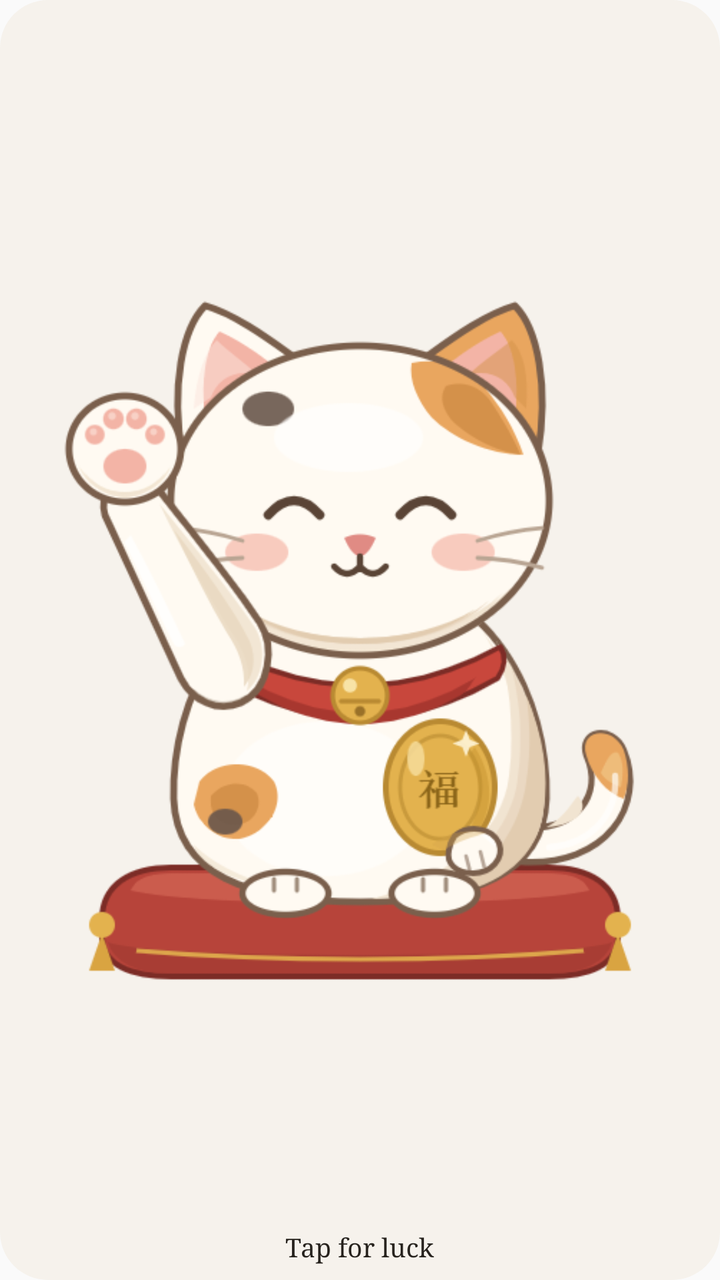
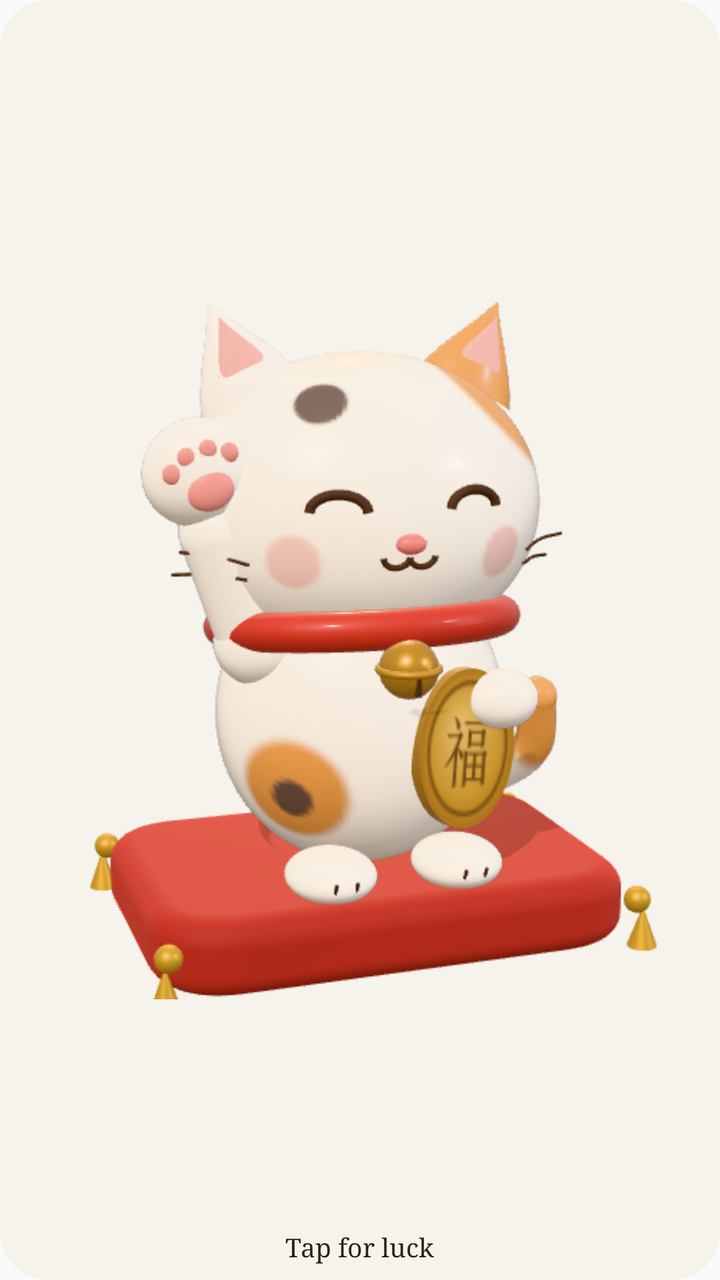

An Android layout rendered at two revisions. The XML below is the earlier revision; the diff shows what the commit changed to produce the second picture.
<!-- AndroidManifest.xml: application theme android:Theme.Material.Light.NoActionBar -->
<!-- res/layout/widget_hoki.xml -->
<?xml version="1.0" encoding="utf-8"?>
<LinearLayout xmlns:android="http://schemas.android.com/apk/res/android"
    android:id="@+id/widget_root"
    android:layout_width="match_parent"
    android:layout_height="match_parent"
    android:orientation="vertical"
    android:gravity="center_horizontal"
    android:padding="8dp"
    android:background="@drawable/widget_background">

    <ViewFlipper
        android:id="@+id/cat_flipper"
        android:layout_width="match_parent"
        android:layout_height="0dp"
        android:layout_weight="1"
        android:autoStart="true"
        android:flipInterval="85"
        android:contentDescription="@string/cat_description">
            <ImageView android:layout_width="match_parent" android:layout_height="match_parent"
                android:scaleType="fitCenter" android:src="@drawable/cat_00"
                android:contentDescription="@string/cat_description" />
            <ImageView android:layout_width="match_parent" android:layout_height="match_parent"
                android:scaleType="fitCenter" android:src="@drawable/cat_01"
                android:contentDescription="@string/cat_description" />
            <ImageView android:layout_width="match_parent" android:layout_height="match_parent"
                android:scaleType="fitCenter" android:src="@drawable/cat_02"
                android:contentDescription="@string/cat_description" />
            <ImageView android:layout_width="match_parent" android:layout_height="match_parent"
                android:scaleType="fitCenter" android:src="@drawable/cat_03"
                android:contentDescription="@string/cat_description" />
            <ImageView android:layout_width="match_parent" android:layout_height="match_parent"
                android:scaleType="fitCenter" android:src="@drawable/cat_04"
                android:contentDescription="@string/cat_description" />
            <ImageView android:layout_width="match_parent" android:layout_height="match_parent"
                android:scaleType="fitCenter" android:src="@drawable/cat_05"
                android:contentDescription="@string/cat_description" />
            <ImageView android:layout_width="match_parent" android:layout_height="match_parent"
                android:scaleType="fitCenter" android:src="@drawable/cat_06"
                android:contentDescription="@string/cat_description" />
            <ImageView android:layout_width="match_parent" android:layout_height="match_parent"
                android:scaleType="fitCenter" android:src="@drawable/cat_07"
                android:contentDescription="@string/cat_description" />
            <ImageView android:layout_width="match_parent" android:layout_height="match_parent"
                android:scaleType="fitCenter" android:src="@drawable/cat_08"
                android:contentDescription="@string/cat_description" />
            <ImageView android:layout_width="match_parent" android:layout_height="match_parent"
                android:scaleType="fitCenter" android:src="@drawable/cat_09"
                android:contentDescription="@string/cat_description" />
            <ImageView android:layout_width="match_parent" android:layout_height="match_parent"
                android:scaleType="fitCenter" android:src="@drawable/cat_10"
                android:contentDescription="@string/cat_description" />
            <ImageView android:layout_width="match_parent" android:layout_height="match_parent"
                android:scaleType="fitCenter" android:src="@drawable/cat_11"
                android:contentDescription="@string/cat_description" />
            <ImageView android:layout_width="match_parent" android:layout_height="match_parent"
                android:scaleType="fitCenter" android:src="@drawable/cat_12"
                android:contentDescription="@string/cat_description" />
            <ImageView android:layout_width="match_parent" android:layout_height="match_parent"
                android:scaleType="fitCenter" android:src="@drawable/cat_13"
                android:contentDescription="@string/cat_description" />
            <ImageView android:layout_width="match_parent" android:layout_height="match_parent"
                android:scaleType="fitCenter" android:src="@drawable/cat_14"
                android:contentDescription="@string/cat_description" />
            <ImageView android:layout_width="match_parent" android:layout_height="match_parent"
                android:scaleType="fitCenter" android:src="@drawable/cat_15"
                android:contentDescription="@string/cat_description" />
    </ViewFlipper>

    <TextView
        android:id="@+id/luck_text"
        android:layout_width="wrap_content"
        android:layout_height="wrap_content"
        android:layout_marginTop="2dp"
        android:fontFamily="serif"
        android:textColor="@color/ink"
        android:textSize="13sp"
        android:text="@string/tap_hint" />
</LinearLayout>
<!-- resources referenced by this layout -->
<resources>
  <color name="ink">#FF26221D</color>
  <!-- drawable cat_00: png bitmap (drawable-nodpi, 74156 bytes) -->
  <!-- drawable cat_01: png bitmap (drawable-nodpi, 74668 bytes) -->
  <!-- drawable cat_02: png bitmap (drawable-nodpi, 74839 bytes) -->
  <!-- drawable cat_03: png bitmap (drawable-nodpi, 74758 bytes) -->
  <!-- drawable cat_04: png bitmap (drawable-nodpi, 74167 bytes) -->
  <!-- drawable cat_05: png bitmap (drawable-nodpi, 73568 bytes) -->
  <!-- drawable cat_06: png bitmap (drawable-nodpi, 73532 bytes) -->
  <!-- drawable cat_07: png bitmap (drawable-nodpi, 73234 bytes) -->
  <!-- drawable cat_08: png bitmap (drawable-nodpi, 72966 bytes) -->
  <!-- drawable cat_09: png bitmap (drawable-nodpi, 73234 bytes) -->
  <!-- drawable cat_10: png bitmap (drawable-nodpi, 73532 bytes) -->
  <!-- drawable cat_11: png bitmap (drawable-nodpi, 73568 bytes) -->
  <!-- drawable cat_12: png bitmap (drawable-nodpi, 74167 bytes) -->
  <!-- drawable cat_13: png bitmap (drawable-nodpi, 74756 bytes) -->
  <!-- drawable cat_14: png bitmap (drawable-nodpi, 74839 bytes) -->
  <!-- drawable cat_15: png bitmap (drawable-nodpi, 74668 bytes) -->
  <!-- drawable widget_background (drawable) -->
  <?xml version="1.0" encoding="utf-8"?>
  <shape xmlns:android="http://schemas.android.com/apk/res/android" android:shape="rectangle">
      <solid android:color="@color/paper" />
      <corners android:radius="24dp" />
  </shape>
  <string name="cat_description">Hoki the lucky cat waving</string>
  <string name="tap_hint">Tap for luck</string>
  <color name="paper">#F2F6F2EB</color>
</resources>

<!-- the commit's change to res/layout/widget_hoki.xml (unified diff, before → after) -->
@@ -44,25 +44,25 @@
                 android:scaleType="fitCenter" android:src="@drawable/cat_08"
                 android:contentDescription="@string/cat_description" />
             <ImageView android:layout_width="match_parent" android:layout_height="match_parent"
-                android:scaleType="fitCenter" android:src="@drawable/cat_09"
+                android:scaleType="fitCenter" android:src="@drawable/cat_07"
                 android:contentDescription="@string/cat_description" />
             <ImageView android:layout_width="match_parent" android:layout_height="match_parent"
-                android:scaleType="fitCenter" android:src="@drawable/cat_10"
+                android:scaleType="fitCenter" android:src="@drawable/cat_06"
                 android:contentDescription="@string/cat_description" />
             <ImageView android:layout_width="match_parent" android:layout_height="match_parent"
-                android:scaleType="fitCenter" android:src="@drawable/cat_11"
+                android:scaleType="fitCenter" android:src="@drawable/cat_05"
                 android:contentDescription="@string/cat_description" />
             <ImageView android:layout_width="match_parent" android:layout_height="match_parent"
-                android:scaleType="fitCenter" android:src="@drawable/cat_12"
+                android:scaleType="fitCenter" android:src="@drawable/cat_04"
                 android:contentDescription="@string/cat_description" />
             <ImageView android:layout_width="match_parent" android:layout_height="match_parent"
-                android:scaleType="fitCenter" android:src="@drawable/cat_13"
+                android:scaleType="fitCenter" android:src="@drawable/cat_03"
                 android:contentDescription="@string/cat_description" />
             <ImageView android:layout_width="match_parent" android:layout_height="match_parent"
-                android:scaleType="fitCenter" android:src="@drawable/cat_14"
+                android:scaleType="fitCenter" android:src="@drawable/cat_02"
                 android:contentDescription="@string/cat_description" />
             <ImageView android:layout_width="match_parent" android:layout_height="match_parent"
-                android:scaleType="fitCenter" android:src="@drawable/cat_15"
+                android:scaleType="fitCenter" android:src="@drawable/cat_01"
                 android:contentDescription="@string/cat_description" />
     </ViewFlipper>
 
<!-- resource entries referenced after the edit -->
@@ -1,22 +1,15 @@
 <!-- resources referenced by this layout -->
 <resources>
   <color name="ink">#FF26221D</color>
-  <!-- drawable cat_00: png bitmap (drawable-nodpi, 74156 bytes) -->
-  <!-- drawable cat_01: png bitmap (drawable-nodpi, 74668 bytes) -->
-  <!-- drawable cat_02: png bitmap (drawable-nodpi, 74839 bytes) -->
-  <!-- drawable cat_03: png bitmap (drawable-nodpi, 74758 bytes) -->
-  <!-- drawable cat_04: png bitmap (drawable-nodpi, 74167 bytes) -->
-  <!-- drawable cat_05: png bitmap (drawable-nodpi, 73568 bytes) -->
-  <!-- drawable cat_06: png bitmap (drawable-nodpi, 73532 bytes) -->
-  <!-- drawable cat_07: png bitmap (drawable-nodpi, 73234 bytes) -->
-  <!-- drawable cat_08: png bitmap (drawable-nodpi, 72966 bytes) -->
-  <!-- drawable cat_09: png bitmap (drawable-nodpi, 73234 bytes) -->
-  <!-- drawable cat_10: png bitmap (drawable-nodpi, 73532 bytes) -->
-  <!-- drawable cat_11: png bitmap (drawable-nodpi, 73568 bytes) -->
-  <!-- drawable cat_12: png bitmap (drawable-nodpi, 74167 bytes) -->
-  <!-- drawable cat_13: png bitmap (drawable-nodpi, 74756 bytes) -->
-  <!-- drawable cat_14: png bitmap (drawable-nodpi, 74839 bytes) -->
-  <!-- drawable cat_15: png bitmap (drawable-nodpi, 74668 bytes) -->
+  <!-- drawable cat_00: png bitmap (drawable-nodpi, 99622 bytes) -->
+  <!-- drawable cat_01: png bitmap (drawable-nodpi, 99459 bytes) -->
+  <!-- drawable cat_02: png bitmap (drawable-nodpi, 99381 bytes) -->
+  <!-- drawable cat_03: png bitmap (drawable-nodpi, 99229 bytes) -->
+  <!-- drawable cat_04: png bitmap (drawable-nodpi, 99199 bytes) -->
+  <!-- drawable cat_05: png bitmap (drawable-nodpi, 98958 bytes) -->
+  <!-- drawable cat_06: png bitmap (drawable-nodpi, 98096 bytes) -->
+  <!-- drawable cat_07: png bitmap (drawable-nodpi, 97765 bytes) -->
+  <!-- drawable cat_08: png bitmap (drawable-nodpi, 97549 bytes) -->
   <!-- drawable widget_background (drawable) -->
   <?xml version="1.0" encoding="utf-8"?>
   <shape xmlns:android="http://schemas.android.com/apk/res/android" android:shape="rectangle">
